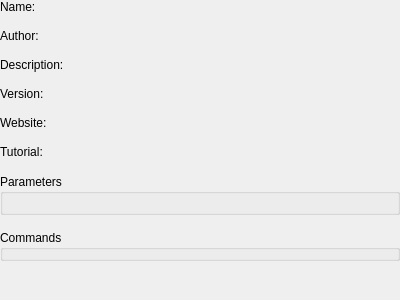
This is Editor/CustomWidgets/panelplugindetails.ui in RPG-Paper-Maker/RPG-Paper-Maker as Qt 5 draws it before an edit. The edited form follows.
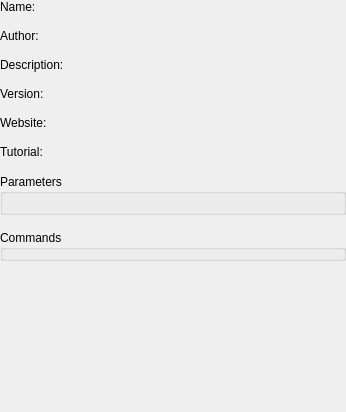
This is the edited form.

The edit to the form file:
```diff
--- a/Editor/CustomWidgets/panelplugindetails.ui
+++ b/Editor/CustomWidgets/panelplugindetails.ui
@@ -6,14 +6,17 @@
    <rect>
     <x>0</x>
     <y>0</y>
-    <width>400</width>
-    <height>300</height>
+    <width>346</width>
+    <height>412</height>
    </rect>
   </property>
   <property name="windowTitle">
    <string>Form</string>
   </property>
-  <layout class="QGridLayout" name="gridLayout">
+  <layout class="QVBoxLayout" name="verticalLayout" stretch="0,0,0,0,0,0,0,0,1">
+   <property name="spacing">
+    <number>15</number>
+   </property>
    <property name="leftMargin">
     <number>0</number>
    </property>
@@ -26,14 +29,6 @@
    <property name="bottomMargin">
     <number>0</number>
    </property>
-   <property name="spacing">
-    <number>0</number>
-   </property>
-   <item row="0" column="0">
-    <layout class="QVBoxLayout" name="verticalLayout_5">
-     <property name="spacing">
-      <number>15</number>
-     </property>
      <item>
       <widget class="QLabel" name="labelName">
        <property name="text">
@@ -135,12 +130,10 @@
        <property name="sizeHint" stdset="0">
         <size>
          <width>20</width>
-         <height>40</height>
+       <height>106</height>
         </size>
        </property>
       </spacer>
-     </item>
-    </layout>
    </item>
   </layout>
  </widget>
```
Left out of the diff: 18 changed lines with no effect on the pictures. Lines whose indentation alone changed are shown as unchanged.
